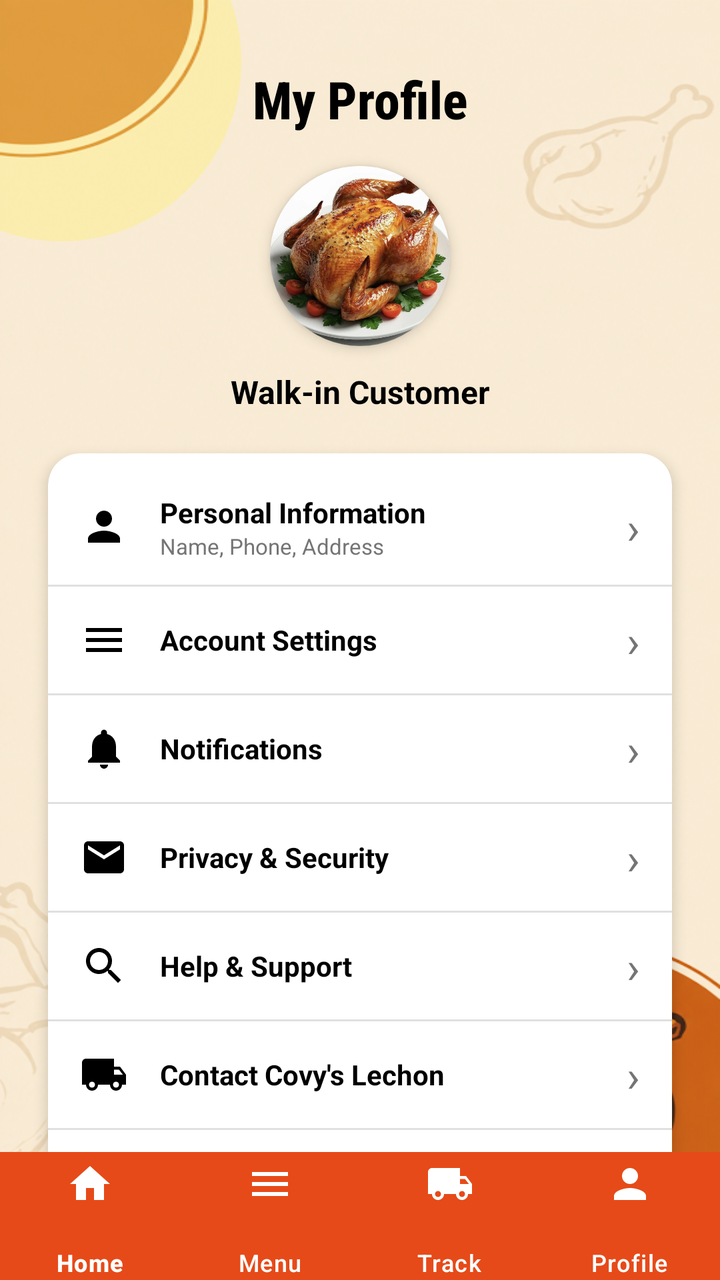
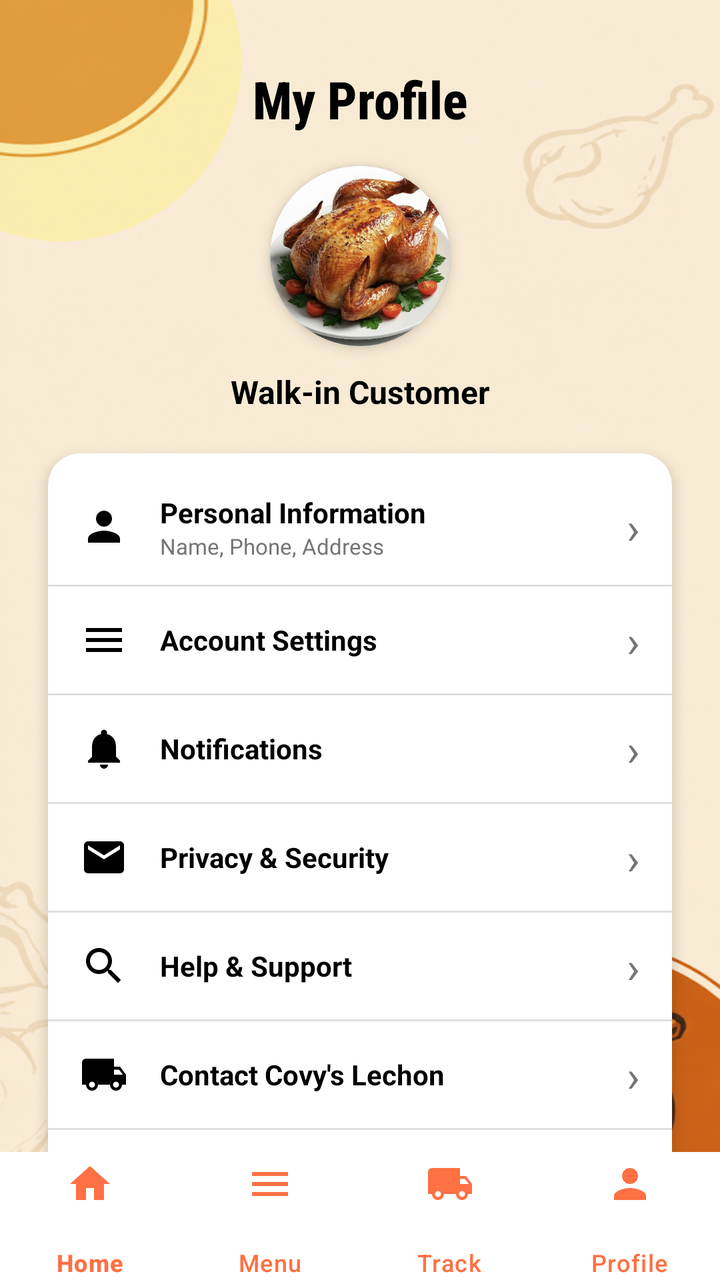

The first picture is an Android layout as it rendered before a commit; the second is the same layout after the commit. The layout source and the unified diff follow.
<!-- AndroidManifest.xml: application theme Theme.CoyvSplashScreen -->
<!-- res/layout/profile.xml -->
<?xml version="1.0" encoding="utf-8"?>
<androidx.constraintlayout.widget.ConstraintLayout xmlns:android="http://schemas.android.com/apk/res/android"
    xmlns:app="http://schemas.android.com/apk/res-auto"
    xmlns:tools="http://schemas.android.com/tools"
    android:id="@+id/main"
    android:layout_width="match_parent"
    android:layout_height="match_parent"
    android:background="@drawable/signinbackgoundimage"
    tools:context=".ProfileActivity">

    
    <View
        android:id="@+id/view_decoration_top"
        android:layout_width="180dp"
        android:layout_height="180dp"
        android:layout_marginStart="-60dp"
        android:layout_marginTop="-60dp"
        android:alpha="0.4"
        android:background="@drawable/bg_circle_decoration"
        app:layout_constraintStart_toStartOf="parent"
        app:layout_constraintTop_toTopOf="parent" />

    <androidx.core.widget.NestedScrollView
        android:layout_width="match_parent"
        android:layout_height="0dp"
        android:fillViewport="true"
        app:layout_constraintBottom_toTopOf="@+id/bottom_navigation"
        app:layout_constraintTop_toTopOf="parent">

        <androidx.constraintlayout.widget.ConstraintLayout
            android:layout_width="match_parent"
            android:layout_height="wrap_content"
            android:paddingBottom="24dp">

            
            <TextView
                android:id="@+id/tv_my_profile"
                android:layout_width="wrap_content"
                android:layout_height="wrap_content"
                android:layout_marginTop="32dp"
                android:fontFamily="sans-serif-condensed-medium"
                android:text="My Profile"
                android:textColor="@color/black"
                android:textSize="26sp"
                android:textStyle="bold"
                app:layout_constraintEnd_toEndOf="parent"
                app:layout_constraintStart_toStartOf="parent"
                app:layout_constraintTop_toTopOf="parent" />

            
            <androidx.cardview.widget.CardView
                android:id="@+id/cv_avatar"
                android:layout_width="90dp"
                android:layout_height="90dp"
                android:layout_marginTop="16dp"
                app:cardCornerRadius="45dp"
                app:cardElevation="4dp"
                app:layout_constraintEnd_toEndOf="parent"
                app:layout_constraintStart_toStartOf="parent"
                app:layout_constraintTop_toBottomOf="@+id/tv_my_profile">

                <ImageView
                    android:id="@+id/iv_avatar"
                    android:layout_width="match_parent"
                    android:layout_height="match_parent"
                    android:contentDescription="Profile Picture"
                    android:scaleType="centerCrop"
                    android:src="@drawable/f423b4974f4dd7924f11f1bad41bf1b4" />
            </androidx.cardview.widget.CardView>

            
            <TextView
                android:id="@+id/tv_customer_name"
                android:layout_width="wrap_content"
                android:layout_height="wrap_content"
                android:layout_marginTop="12dp"
                android:text="Walk-in Customer"
                android:textColor="@color/black"
                android:textSize="16sp"
                android:textStyle="bold"
                app:layout_constraintEnd_toEndOf="parent"
                app:layout_constraintStart_toStartOf="parent"
                app:layout_constraintTop_toBottomOf="@+id/cv_avatar" />

            
            <androidx.cardview.widget.CardView
                android:id="@+id/cv_options"
                android:layout_width="0dp"
                android:layout_height="wrap_content"
                android:layout_marginStart="24dp"
                android:layout_marginTop="20dp"
                android:layout_marginEnd="24dp"
                app:cardCornerRadius="16dp"
                app:cardElevation="4dp"
                app:layout_constraintEnd_toEndOf="parent"
                app:layout_constraintStart_toStartOf="parent"
                app:layout_constraintTop_toBottomOf="@+id/tv_customer_name">

                <LinearLayout
                    android:layout_width="match_parent"
                    android:layout_height="wrap_content"
                    android:orientation="vertical"
                    android:paddingVertical="8dp">

                    
                    <LinearLayout
                        android:id="@+id/layout_personal_info"
                        android:layout_width="match_parent"
                        android:layout_height="wrap_content"
                        android:background="?attr/selectableItemBackground"
                        android:gravity="center_vertical"
                        android:orientation="horizontal"
                        android:paddingHorizontal="16dp"
                        android:paddingVertical="12dp">

                        <ImageView
                            android:layout_width="24dp"
                            android:layout_height="24dp"
                            android:contentDescription="Personal Info"
                            android:src="@drawable/ic_profile"
                            app:tint="@color/black" />

                        <LinearLayout
                            android:layout_width="0dp"
                            android:layout_height="wrap_content"
                            android:layout_weight="1"
                            android:layout_marginStart="16dp"
                            android:orientation="vertical">

                            <TextView
                                android:layout_width="wrap_content"
                                android:layout_height="wrap_content"
                                android:text="Personal Information"
                                android:textColor="@color/black"
                                android:textSize="14sp"
                                android:textStyle="bold" />

                            <TextView
                                android:layout_width="wrap_content"
                                android:layout_height="wrap_content"
                                android:text="Name, Phone, Address"
                                android:textColor="@color/text_grey"
                                android:textSize="11sp" />
                        </LinearLayout>

                        <TextView
                            android:layout_width="wrap_content"
                            android:layout_height="wrap_content"
                            android:text="›"
                            android:textColor="@color/text_grey"
                            android:textSize="22sp" />
                    </LinearLayout>

                    
                    <View
                        android:layout_width="match_parent"
                        android:layout_height="1dp"
                        android:background="#E0E0E0" />

                    
                    <LinearLayout
                        android:id="@+id/layout_account_settings"
                        android:layout_width="match_parent"
                        android:layout_height="wrap_content"
                        android:background="?attr/selectableItemBackground"
                        android:gravity="center_vertical"
                        android:orientation="horizontal"
                        android:paddingHorizontal="16dp"
                        android:paddingVertical="12dp">

                        <ImageView
                            android:layout_width="24dp"
                            android:layout_height="24dp"
                            android:contentDescription="Settings"
                            android:src="@drawable/ic_menu"
                            app:tint="@color/black" />

                        <TextView
                            android:layout_width="0dp"
                            android:layout_height="wrap_content"
                            android:layout_weight="1"
                            android:layout_marginStart="16dp"
                            android:text="Account Settings"
                            android:textColor="@color/black"
                            android:textSize="14sp"
                            android:textStyle="bold" />

                        <TextView
                            android:layout_width="wrap_content"
                            android:layout_height="wrap_content"
                            android:text="›"
                            android:textColor="@color/text_grey"
                            android:textSize="22sp" />
                    </LinearLayout>

                    <View
                        android:layout_width="match_parent"
                        android:layout_height="1dp"
                        android:background="#E0E0E0" />

                    
                    <LinearLayout
                        android:id="@+id/layout_notifications"
                        android:layout_width="match_parent"
                        android:layout_height="wrap_content"
                        android:background="?attr/selectableItemBackground"
                        android:gravity="center_vertical"
                        android:orientation="horizontal"
                        android:paddingHorizontal="16dp"
                        android:paddingVertical="12dp">

                        <ImageView
                            android:layout_width="24dp"
                            android:layout_height="24dp"
                            android:contentDescription="Notifications"
                            android:src="@drawable/ic_notifications"
                            app:tint="@color/black" />

                        <TextView
                            android:layout_width="0dp"
                            android:layout_height="wrap_content"
                            android:layout_weight="1"
                            android:layout_marginStart="16dp"
                            android:text="Notifications"
                            android:textColor="@color/black"
                            android:textSize="14sp"
                            android:textStyle="bold" />

                        <TextView
                            android:layout_width="wrap_content"
                            android:layout_height="wrap_content"
                            android:text="›"
                            android:textColor="@color/text_grey"
                            android:textSize="22sp" />
                    </LinearLayout>

                    <View
                        android:layout_width="match_parent"
                        android:layout_height="1dp"
                        android:background="#E0E0E0" />

                    
                    <LinearLayout
                        android:id="@+id/layout_privacy"
                        android:layout_width="match_parent"
                        android:layout_height="wrap_content"
                        android:background="?attr/selectableItemBackground"
                        android:gravity="center_vertical"
                        android:orientation="horizontal"
                        android:paddingHorizontal="16dp"
                        android:paddingVertical="12dp">

                        <ImageView
                            android:layout_width="24dp"
                            android:layout_height="24dp"
                            android:contentDescription="Privacy"
                            android:src="@drawable/baseline_mail_24"
                            app:tint="@color/black" />

                        <TextView
                            android:layout_width="0dp"
                            android:layout_height="wrap_content"
                            android:layout_weight="1"
                            android:layout_marginStart="16dp"
                            android:text="Privacy &amp; Security"
                            android:textColor="@color/black"
                            android:textSize="14sp"
                            android:textStyle="bold" />

                        <TextView
                            android:layout_width="wrap_content"
                            android:layout_height="wrap_content"
                            android:text="›"
                            android:textColor="@color/text_grey"
                            android:textSize="22sp" />
                    </LinearLayout>

                    <View
                        android:layout_width="match_parent"
                        android:layout_height="1dp"
                        android:background="#E0E0E0" />

                    
                    <LinearLayout
                        android:id="@+id/layout_help"
                        android:layout_width="match_parent"
                        android:layout_height="wrap_content"
                        android:background="?attr/selectableItemBackground"
                        android:gravity="center_vertical"
                        android:orientation="horizontal"
                        android:paddingHorizontal="16dp"
                        android:paddingVertical="12dp">

                        <ImageView
                            android:layout_width="24dp"
                            android:layout_height="24dp"
                            android:contentDescription="Help"
                            android:src="@drawable/ic_search"
                            app:tint="@color/black" />

                        <TextView
                            android:layout_width="0dp"
                            android:layout_height="wrap_content"
                            android:layout_weight="1"
                            android:layout_marginStart="16dp"
                            android:text="Help &amp; Support"
                            android:textColor="@color/black"
                            android:textSize="14sp"
                            android:textStyle="bold" />

                        <TextView
                            android:layout_width="wrap_content"
                            android:layout_height="wrap_content"
                            android:text="›"
                            android:textColor="@color/text_grey"
                            android:textSize="22sp" />
                    </LinearLayout>

                    <View
                        android:layout_width="match_parent"
                        android:layout_height="1dp"
                        android:background="#E0E0E0" />

                    
                    <LinearLayout
                        android:id="@+id/layout_contact"
                        android:layout_width="match_parent"
                        android:layout_height="wrap_content"
                        android:background="?attr/selectableItemBackground"
                        android:gravity="center_vertical"
                        android:orientation="horizontal"
                        android:paddingHorizontal="16dp"
                        android:paddingVertical="12dp">

                        <ImageView
                            android:layout_width="24dp"
                            android:layout_height="24dp"
                            android:contentDescription="Contact"
                            android:src="@drawable/ic_track"
                            app:tint="@color/black" />

                        <TextView
                            android:layout_width="0dp"
                            android:layout_height="wrap_content"
                            android:layout_weight="1"
                            android:layout_marginStart="16dp"
                            android:text="Contact Covy\'s Lechon"
                            android:textColor="@color/black"
                            android:textSize="14sp"
                            android:textStyle="bold" />

                        <TextView
                            android:layout_width="wrap_content"
                            android:layout_height="wrap_content"
                            android:text="›"
                            android:textColor="@color/text_grey"
                            android:textSize="22sp" />
                    </LinearLayout>

                    <View
                        android:layout_width="match_parent"
                        android:layout_height="1dp"
                        android:background="#E0E0E0" />

                    
                    <LinearLayout
                        android:id="@+id/layout_about"
                        android:layout_width="match_parent"
                        android:layout_height="wrap_content"
                        android:background="?attr/selectableItemBackground"
                        android:gravity="center_vertical"
                        android:orientation="horizontal"
                        android:paddingHorizontal="16dp"
                        android:paddingVertical="12dp">

                        <ImageView
                            android:layout_width="24dp"
                            android:layout_height="24dp"
                            android:contentDescription="About Us"
                            android:src="@drawable/ic_home"
                            app:tint="@color/black" />

                        <TextView
                            android:layout_width="0dp"
                            android:layout_height="wrap_content"
                            android:layout_weight="1"
                            android:layout_marginStart="16dp"
                            android:text="About Us"
                            android:textColor="@color/black"
                            android:textSize="14sp"
                            android:textStyle="bold" />

                        <TextView
                            android:layout_width="wrap_content"
                            android:layout_height="wrap_content"
                            android:text="›"
                            android:textColor="@color/text_grey"
                            android:textSize="22sp" />
                    </LinearLayout>

                </LinearLayout>
            </androidx.cardview.widget.CardView>

            
            <Button
                android:id="@+id/btn_logout"
                android:layout_width="0dp"
                android:layout_height="50dp"
                android:layout_marginStart="24dp"
                android:layout_marginTop="20dp"
                android:layout_marginEnd="24dp"
                android:background="#FFE0B2"
                android:text="Log Out"
                android:textColor="@color/orange_dark"
                android:textSize="16sp"
                android:textStyle="bold"
                app:cornerRadius="12dp"
                app:layout_constraintEnd_toEndOf="parent"
                app:layout_constraintStart_toStartOf="parent"
                app:layout_constraintTop_toBottomOf="@+id/cv_options" />

        </androidx.constraintlayout.widget.ConstraintLayout>
    </androidx.core.widget.NestedScrollView>

    <com.google.android.material.bottomnavigation.BottomNavigationView
        android:id="@+id/bottom_navigation"
        android:layout_width="match_parent"
        android:layout_height="64dp"
        android:background="@color/orange_dark"
        app:itemIconTint="@color/white"
        app:itemTextColor="@color/white"
        app:labelVisibilityMode="labeled"
        app:itemIconSize="24dp"
        app:itemPaddingTop="4dp"
        app:itemPaddingBottom="4dp"
        app:layout_constraintBottom_toBottomOf="parent"
        app:menu="@menu/bottom_nav_menu" />

</androidx.constraintlayout.widget.ConstraintLayout>
<!-- resources referenced by this layout -->
<resources>
  <color name="black">#FF000000</color>
  <color name="orange_dark">#E64A19</color>
  <color name="text_grey">#757575</color>
  <color name="white">#FFFFFFFF</color>
  <!-- drawable baseline_mail_24 (drawable) -->
  <vector xmlns:android="http://schemas.android.com/apk/res/android" android:height="24dp" android:tint="#000000" android:viewportHeight="24" android:viewportWidth="24" android:width="24dp">
      <path android:fillColor="@android:color/white" android:pathData="M20,4L4,4c-1.1,0 -1.99,0.9 -1.99,2L2,18c0,1.1 0.9,2 2,2h16c1.1,0 2,-0.9 2,-2L22,6c0,-1.1 -0.9,-2 -2,-2zM20,8l-8,5 -8,-5L4,6l8,5 8,-5v2z"/>
  </vector>
  <!-- drawable bg_circle_decoration (drawable) -->
  <shape xmlns:android="http://schemas.android.com/apk/res/android"
      android:shape="oval">
      <solid android:color="#FFF176" />
  </shape>
  <!-- drawable ic_home (drawable) -->
  <vector xmlns:android="http://schemas.android.com/apk/res/android"
      android:width="24dp"
      android:height="24dp"
      android:viewportWidth="24"
      android:viewportHeight="24">
      <path
          android:fillColor="#000000"
          android:pathData="M10,20v-6h4v6h5v-8h3L12,3 2,12h3v8z" />
  </vector>
  <!-- drawable ic_menu (drawable) -->
  <vector xmlns:android="http://schemas.android.com/apk/res/android"
      android:width="24dp"
      android:height="24dp"
      android:viewportWidth="24"
      android:viewportHeight="24">
      <path
          android:fillColor="#000000"
          android:pathData="M3,18h18v-2H3V18z M3,13h18v-2H3V13z M3,6v2h18V6H3z" />
  </vector>
  <!-- drawable ic_notifications (drawable) -->
  <vector xmlns:android="http://schemas.android.com/apk/res/android"
      android:width="24dp"
      android:height="24dp"
      android:viewportWidth="24"
      android:viewportHeight="24">
      <path
          android:fillColor="#000000"
          android:pathData="M12,22c1.1,0 2,-0.9 2,-2h-4c0,1.1 0.89,2 2,2zm6,-6v-5c0,-3.07 -1.64,-5.64 -4.5,-6.32V4c0,-0.83 -0.67,-1.5 -1.5,-1.5s-1.5,0.67 -1.5,1.5v0.68C7.63,5.36 6,7.92 6,11v5l-2,2v1h16v-1l-2,-2z" />
  </vector>
  <!-- drawable ic_profile (drawable) -->
  <vector xmlns:android="http://schemas.android.com/apk/res/android"
      android:width="24dp"
      android:height="24dp"
      android:viewportWidth="24"
      android:viewportHeight="24">
      <path
          android:fillColor="#000000"
          android:pathData="M12,12c2.21,0 4,-1.79 4,-4s-1.79,-4 -4,-4 -4,1.79 -4,4 1.79,4 4,4zm0,2c-2.67,0 -8,1.34 -8,4v2h16v-2c0,-2.66 -5.33,-4 -8,-4z" />
  </vector>
  <!-- drawable ic_search (drawable) -->
  <vector xmlns:android="http://schemas.android.com/apk/res/android"
      android:width="24dp"
      android:height="24dp"
      android:viewportWidth="24"
      android:viewportHeight="24">
      <path
          android:fillColor="#000000"
          android:pathData="M15.5,14h-0.79l-0.28,-0.27C15.41,12.59 16,11.11 16,9.5 16,5.91 13.09,3 9.5,3S3,5.91 3,9.5 5.91,16 9.5,16c1.61,0 3.09,-0.59 4.23,-1.57l0.27,0.28v0.79l5,4.99L20.49,19l-4.99,-5zm-6,0C7.01,14 5,11.99 5,9.5S7.01,5 9.5,5 14,7.01 14,9.5 11.99,14 9.5,14z" />
  </vector>
  <!-- drawable ic_track (drawable) -->
  <vector xmlns:android="http://schemas.android.com/apk/res/android"
      android:width="24dp"
      android:height="24dp"
      android:viewportWidth="24"
      android:viewportHeight="24">
      <path
          android:fillColor="#000000"
          android:pathData="M20,8h-3V4H3c-1.1,0 -2,0.9 -2,2v11h2c0,1.66 1.34,3 3,3s3,-1.34 3,-3h6c0,1.66 1.34,3 3,3s3,-1.34 3,-3h2v-5l-3,-4zM6,18.5c-0.83,0 -1.5,-0.67 -1.5,-1.5s0.67,-1.5 1.5,-1.5 1.5,0.67 1.5,1.5 -0.67,1.5 -1.5,1.5zm13.5,-9l1.96,2.5H17V9.5h2.5zm-1.5,9c-0.83,0 -1.5,-0.67 -1.5,-1.5s0.67,-1.5 1.5,-1.5 1.5,0.67 1.5,1.5 -0.67,1.5 -1.5,1.5z" />
  </vector>
  <!-- drawable signinbackgoundimage: png bitmap (drawable, 391030 bytes) -->
  <style name="Theme.CoyvSplashScreen" parent="Base.Theme.CoyvSplashScreen" />
  <style name="Base.Theme.CoyvSplashScreen" parent="Theme.Material3.DayNight.NoActionBar">
          
          
      </style>
  <!-- unchanged entries left out for length: 1 -->
</resources>

<!-- the commit's change to res/layout/profile.xml (unified diff, before → after) -->
@@ -409,7 +409,7 @@
                 android:layout_marginStart="24dp"
                 android:layout_marginTop="20dp"
                 android:layout_marginEnd="24dp"
-                android:background="#FFE0B2"
+                android:backgroundTint="#FFE0B2"
                 android:text="Log Out"
                 android:textColor="@color/orange_dark"
                 android:textSize="16sp"
@@ -426,9 +426,9 @@
         android:id="@+id/bottom_navigation"
         android:layout_width="match_parent"
         android:layout_height="64dp"
-        android:background="@color/orange_dark"
-        app:itemIconTint="@color/white"
-        app:itemTextColor="@color/white"
+        android:background="@color/white"
+        app:itemIconTint="@color/orange_primary"
+        app:itemTextColor="@color/orange_primary"
         app:labelVisibilityMode="labeled"
         app:itemIconSize="24dp"
         app:itemPaddingTop="4dp"
<!-- resource entries referenced after the edit -->
@@ -2,6 +2,7 @@
 <resources>
   <color name="black">#FF000000</color>
   <color name="orange_dark">#E64A19</color>
+  <color name="orange_primary">#FF7043</color>
   <color name="text_grey">#757575</color>
   <color name="white">#FFFFFFFF</color>
   <!-- drawable baseline_mail_24 (drawable) -->
